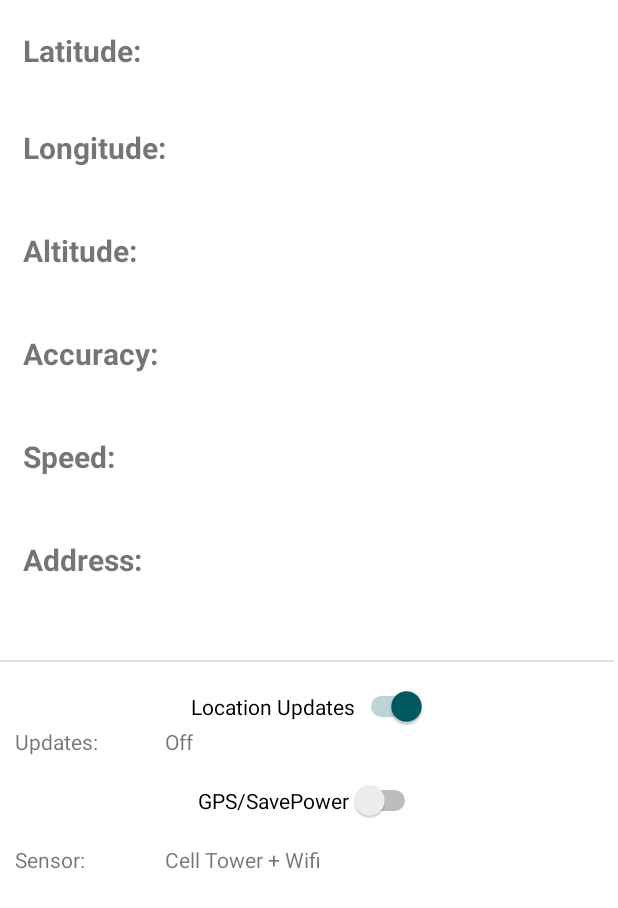
After one commit to justyna7x/parking, an Android app: the MapsSettings screen opened directly, with no data from a screen before it, on a phone screen of 412 x 824 dp. The commit adds this screen. Shown: the top 908 px of the screen. Run offline under Robolectric (Android 15) with nearby library versions, the phone set to English and light mode, and no system bars.

Commit message:
settings activity front end

```diff
--- a/app/src/main/AndroidManifest.xml
+++ b/app/src/main/AndroidManifest.xml
@@ -17,7 +17,9 @@
         android:roundIcon="@mipmap/ic_launcher_round"
         android:supportsRtl="true"
         android:theme="@style/Theme.Parked2">
-        <activity android:name=".UpdateProfile"></activity>
+        <activity android:name=".__Test__Activity"></activity>
+        <activity android:name=".MapsSettings" />
+        <activity android:name=".UpdateProfile" />
         <activity android:name=".PurchaseActivity" />
         <!--
              The API key for Google Maps-based APIs is defined as a string resource.
--- a/app/src/main/java/com/example/parked2/MapsActivity.java
+++ b/app/src/main/java/com/example/parked2/MapsActivity.java
@@ -19,7 +19,7 @@ public class MapsActivity extends FragmentActivity implements OnMapReadyCallback
     private Button homePage;
     private GoogleMap mMap;
     private Button logout;
-    private Button myProfile;
+    private Button myProfile, settings;
 
     @Override
     protected void onCreate(Bundle savedInstanceState) {
@@ -29,6 +29,15 @@ public class MapsActivity extends FragmentActivity implements OnMapReadyCallback
         SupportMapFragment mapFragment = (SupportMapFragment) getSupportFragmentManager()
                 .findFragmentById(R.id.map);
         mapFragment.getMapAsync(this);
+
+        settings = (Button) findViewById(R.id.settings);
+
+        settings.setOnClickListener(new View.OnClickListener() {
+            @Override
+            public void onClick(View v) {
+                startActivity(new Intent(MapsActivity.this, MapsSettings.class));
+            }
+        });
 
         logout = (Button) findViewById(R.id.signOut);
 
--- /dev/null
+++ b/app/src/main/java/com/example/parked2/MapsSettings.java
@@ -0,0 +1,14 @@
+package com.example.parked2;
+
+import androidx.appcompat.app.AppCompatActivity;
+
+import android.os.Bundle;
+
+public class MapsSettings extends AppCompatActivity {
+
+    @Override
+    protected void onCreate(Bundle savedInstanceState) {
+        super.onCreate(savedInstanceState);
+        setContentView(R.layout.activity_maps_settings);
+    }
+}
--- a/app/src/main/java/com/example/parked2/ProfileActivity.java
+++ b/app/src/main/java/com/example/parked2/ProfileActivity.java
@@ -11,15 +11,16 @@ import com.google.firebase.auth.FirebaseAuth;
 
 public class ProfileActivity extends AppCompatActivity {
 
-    private Button homePage;
-    private Button logout;
-    private Button myProfile;
-    private Button mapsa;
+    private Button homePage, logout, myProfile, mapsa;
+
+
+
 
     @Override
     protected void onCreate(Bundle savedInstanceState) {
         super.onCreate(savedInstanceState);
         setContentView(R.layout.activity_profile);
+
 
 
 
--- a/app/src/main/res/layout/activity_maps.xml
+++ b/app/src/main/res/layout/activity_maps.xml
@@ -83,7 +83,7 @@
     <Button
         android:id="@+id/settings"
         android:text="Location Settings"
-        android:textSize="40dp"
+        android:textSize="30dp"
         android:layout_width="@dimen/browser_actions_context_menu_max_width"
         android:layout_height="100dp"
         android:layout_alignParentBottom="true"/>
--- /dev/null
+++ b/app/src/main/res/layout/activity_maps_settings.xml
@@ -0,0 +1,208 @@
+<?xml version="1.0" encoding="utf-8"?>
+<androidx.constraintlayout.widget.ConstraintLayout xmlns:android="http://schemas.android.com/apk/res/android"
+    xmlns:app="http://schemas.android.com/apk/res-auto"
+    xmlns:tools="http://schemas.android.com/tools"
+    android:layout_width="match_parent"
+    android:layout_height="match_parent"
+    tools:context=".MapsSettings">
+
+    <TextView
+        android:id="@+id/latitude_title"
+        android:layout_width="wrap_content"
+        android:layout_height="wrap_content"
+        android:text="Latitude:"
+        android:textSize="20sp"
+        android:textStyle="bold"
+        app:layout_constraintStart_toStartOf="parent"
+        app:layout_constraintTop_toTopOf="parent"
+        android:layout_marginTop="20dp"
+        android:layout_marginLeft="15dp"
+
+        />
+    <TextView
+        android:id="@+id/latitude"
+        android:layout_width="wrap_content"
+        android:layout_height="wrap_content"
+        app:layout_constraintTop_toBottomOf="@id/latitude_title"
+        app:layout_constraintLeft_toLeftOf="@id/latitude_title"
+        android:layout_marginLeft="30dp"
+        android:textSize="15sp"
+        />
+
+    <TextView
+        android:id="@+id/longitudeTitle"
+        android:layout_width="wrap_content"
+        android:layout_height="wrap_content"
+        android:layout_marginTop="16dp"
+        android:text="Longitude:"
+        android:textSize="20sp"
+        android:textStyle="bold"
+        app:layout_constraintLeft_toLeftOf="@id/latitude_title"
+        app:layout_constraintTop_toBottomOf="@id/latitude" />
+
+    <TextView
+        android:id="@+id/longitude"
+        android:layout_width="wrap_content"
+        android:layout_height="wrap_content"
+        app:layout_constraintTop_toBottomOf="@+id/longitudeTitle"
+        app:layout_constraintLeft_toLeftOf="@id/latitude_title"
+        android:layout_marginLeft="30dp"
+        android:textSize="15sp"
+        />
+
+    <TextView
+        android:id="@+id/altitudeTitle"
+        android:layout_width="wrap_content"
+        android:layout_height="wrap_content"
+        android:text="Altitude:"
+        android:textStyle="bold"
+        app:layout_constraintTop_toBottomOf="@id/longitude"
+        app:layout_constraintLeft_toLeftOf="@id/latitude_title"
+        android:layout_marginTop="20dp"
+        android:textSize="20sp"
+        />
+
+    <TextView
+        android:id="@+id/altitude"
+        android:layout_width="wrap_content"
+        android:layout_height="wrap_content"
+        app:layout_constraintTop_toBottomOf="@+id/altitudeTitle"
+        app:layout_constraintLeft_toLeftOf="@id/latitude_title"
+        android:layout_marginLeft="30dp"
+        android:textSize="15sp"
+        />
+    <TextView
+        android:id="@+id/accuracyTitle"
+        android:layout_width="wrap_content"
+        android:layout_height="wrap_content"
+        android:text="Accuracy:"
+        android:textStyle="bold"
+        app:layout_constraintTop_toBottomOf="@+id/altitude"
+        app:layout_constraintLeft_toLeftOf="@id/latitude_title"
+        android:layout_marginTop="20dp"
+        android:textSize="20sp"
+        />
+
+    <TextView
+        android:id="@+id/accuracy"
+        android:layout_width="wrap_content"
+        android:layout_height="wrap_content"
+        app:layout_constraintTop_toBottomOf="@+id/accuracyTitle"
+        app:layout_constraintLeft_toLeftOf="@id/latitude_title"
+        android:layout_marginLeft="30dp"
+        android:textSize="15sp"
+        />
+    <TextView
+        android:id="@+id/speedTitle"
+        android:layout_width="wrap_content"
+        android:layout_height="wrap_content"
+        android:text="Speed:"
+        android:textStyle="bold"
+        app:layout_constraintTop_toBottomOf="@+id/accuracy"
+        app:layout_constraintLeft_toLeftOf="@id/latitude_title"
+        android:layout_marginTop="20dp"
+        android:textSize="20sp"
+        />
+    <TextView
+        android:id="@+id/speed"
+        android:layout_width="wrap_content"
+        android:layout_height="wrap_content"
+        app:layout_constraintTop_toBottomOf="@+id/speedTitle"
+        app:layout_constraintLeft_toLeftOf="@id/latitude_title"
+        android:layout_marginLeft="30dp"
+        android:textSize="15sp"
+        />
+    <TextView
+        android:id="@+id/addressTitle"
+        android:layout_width="wrap_content"
+        android:layout_height="wrap_content"
+        android:text="Address:"
+        android:textStyle="bold"
+        app:layout_constraintTop_toBottomOf="@+id/speed"
+        app:layout_constraintStart_toStartOf="parent"
+        android:layout_marginTop="20dp"
+        android:textSize="20sp"
+        android:layout_marginLeft="15dp"
+        />
+    <TextView
+        android:id="@+id/address"
+        android:layout_width="wrap_content"
+        android:layout_height="wrap_content"
+        app:layout_constraintTop_toBottomOf="@+id/addressTitle"
+        app:layout_constraintLeft_toLeftOf="@id/latitude_title"
+        android:layout_marginLeft="30dp"
+        android:textSize="15sp"
+        />
+
+
+
+    <TextView
+        android:id="@+id/tv_labelsensor"
+        android:layout_width="100dp"
+        android:layout_height="wrap_content"
+        android:layout_marginTop="16dp"
+        android:text="Sensor:"
+        app:layout_constraintStart_toStartOf="parent"
+        app:layout_constraintTop_toBottomOf="@+id/sw_gps"
+        android:layout_marginLeft="10dp"/>
+
+    <TextView
+        android:id="@+id/tv_sensor"
+        android:layout_width="wrap_content"
+        android:layout_height="wrap_content"
+        android:text="Cell Tower + Wifi"
+        app:layout_constraintStart_toEndOf="@+id/tv_labelsensor"
+        app:layout_constraintTop_toTopOf="@+id/tv_labelsensor" />
+
+    <TextView
+        android:id="@+id/tv_labelupdates"
+        android:layout_width="100dp"
+        android:layout_height="wrap_content"
+        android:text="Updates:"
+        app:layout_constraintStart_toStartOf="parent"
+        app:layout_constraintTop_toBottomOf="@+id/sw_locationsupdates"
+        android:layout_marginLeft="10dp"/>
+
+    <TextView
+        android:id="@+id/tv_updates"
+        android:layout_width="wrap_content"
+        android:layout_height="wrap_content"
+        android:text="Off"
+        app:layout_constraintStart_toEndOf="@+id/tv_labelupdates"
+        app:layout_constraintTop_toTopOf="@+id/tv_labelupdates" />
+
+    <Switch
+        android:id="@+id/sw_locationsupdates"
+        android:layout_width="wrap_content"
+        android:layout_height="wrap_content"
+        android:layout_marginTop="16dp"
+        android:checked="true"
+        android:text="Location Updates"
+        app:layout_constraintEnd_toEndOf="parent"
+        app:layout_constraintStart_toStartOf="parent"
+        app:layout_constraintTop_toBottomOf="@+id/divider"
+        />
+
+    <Switch
+        android:id="@+id/sw_gps"
+        android:layout_width="wrap_content"
+        android:layout_height="wrap_content"
+        android:layout_marginTop="16dp"
+        android:text="GPS/SavePower"
+        app:layout_constraintEnd_toEndOf="parent"
+        app:layout_constraintStart_toStartOf="parent"
+        app:layout_constraintTop_toBottomOf="@+id/tv_labelupdates" />
+
+
+
+    <View
+        android:id="@+id/divider"
+        android:layout_width="409dp"
+        android:layout_height="1dp"
+        android:layout_marginTop="32dp"
+        android:background="?android:attr/listDivider"
+        app:layout_constraintTop_toBottomOf="@+id/address"
+        tools:layout_editor_absoluteX="1dp"
+        tools:ignore="MissingConstraints" />
+
+</androidx.constraintlayout.widget.ConstraintLayout>
```
